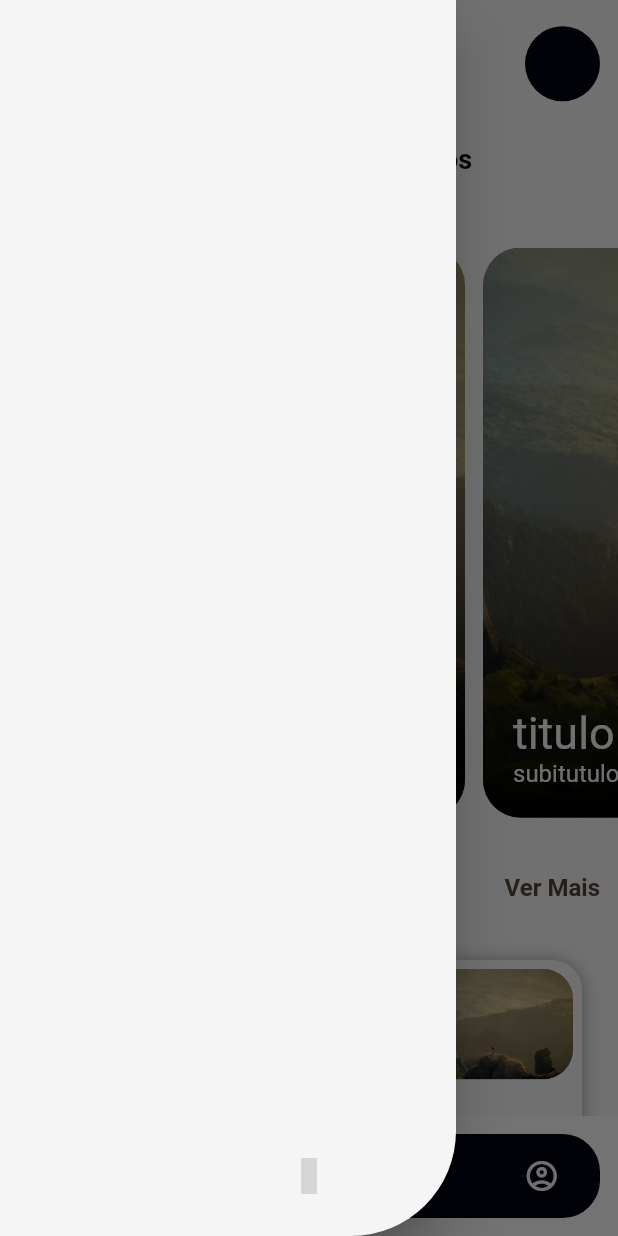
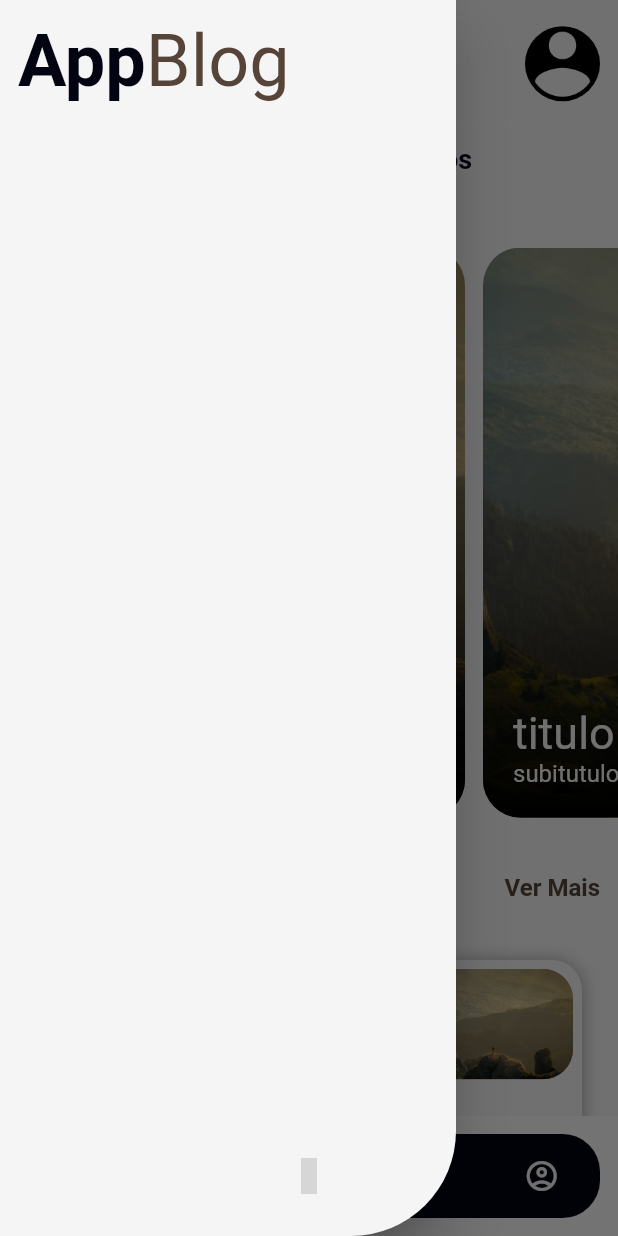
Before and after one commit to Markfgui675/app_blog, a Flutter app: the screen it shows after launch, with the side drawer open, on a phone screen of 412 x 824 dp. Run offline on Flutter 3.47's test engine with Material 2 defaults, Android fonts, the phone set to English and light mode, and no system bars; drawn by our look-alikes of flutter_snake_navigationbar; our stand-ins replace cloud_firestore, firebase_auth, firebase_core, flutter_mobx, get, google_fonts and 4 more; missing offline and left inert: advanced_icon; accounts and stored records are empty; generated files the repository leaves out were written again; Roboto replaces fonts that are missing (Alexandria, Alice); grey boxes are pictures that could not be loaded.

Commit message:
Style:
estilização da logo do app e do drawer.

```diff
--- /dev/null
+++ b/lib/View/common/logo.dart
@@ -0,0 +1,27 @@
+import 'package:flutter/material.dart';
+import '../resources/color_manager.dart';
+import '../resources/style_manager.dart';
+
+class LogoApp extends StatelessWidget {
+  double fontSize;
+  bool center;
+
+  LogoApp({super.key, this.fontSize = 48, this.center = true});
+
+  @override
+  Widget build(BuildContext context) {
+    return Row(
+      mainAxisAlignment: center ? MainAxisAlignment.center : MainAxisAlignment.start,
+      children: [
+        Text(
+          'App',
+          style: getAlexandriaStyle(color: ColorManager.preto, fontSize: fontSize),
+        ),
+        Text(
+          'Blog',
+          style: getAliceStyle(color: ColorManager.marrom, fontSize: fontSize),
+        )
+      ],
+    );
+  }
+}
--- /dev/null
+++ b/lib/View/home/drawer.dart
@@ -0,0 +1,24 @@
+import 'package:app_blog/View/common/logo.dart';
+import 'package:app_blog/View/resources/values_manager.dart';
+import 'package:flutter/material.dart';
+
+class DrawerWidget extends StatelessWidget {
+  const DrawerWidget({Key? key}) : super(key: key);
+
+  @override
+  Widget build(BuildContext context) {
+    return SafeArea(
+      child: Container(
+        padding: const EdgeInsets.all(AppPadding.p12),
+        width: double.infinity,
+        height: MediaQuery.of(context).size.height,
+        child: Column(
+          crossAxisAlignment: CrossAxisAlignment.start,
+          children: [
+            LogoApp(fontSize: AppSize.s48, center: false)
+          ],
+        ),
+      )
+    );
+  }
+}
--- a/lib/View/home/home_page.dart
+++ b/lib/View/home/home_page.dart
@@ -1,3 +1,4 @@
+import 'package:app_blog/View/common/logo.dart';
 import 'package:app_blog/View/inicio/inicio_page.dart';
 import 'package:app_blog/View/notificacao/notifica_page.dart';
 import 'package:app_blog/View/resources/assets_manager.dart';
@@ -11,6 +12,7 @@ import 'package:flutter_snake_navigationbar/flutter_snake_navigationbar.dart';
 import 'package:line_icons/line_icon.dart';
 import '../conta/conta_page.dart';
 import '../resources/color_manager.dart';
+import 'drawer.dart';
 
 class HomePage extends StatefulWidget {
   const HomePage({super.key});
@@ -55,6 +57,8 @@ class _HomePageState extends State<HomePage> {
         backgroundColor: ColorManager.branco,
         elevation: 0,
         toolbarHeight: AppSize.s85,
+        title: LogoApp(fontSize: AppSize.s18,),
+        centerTitle: true,
         actions: [
           GestureDetector(
             onTap: () => setState(() {
@@ -63,8 +67,9 @@ class _HomePageState extends State<HomePage> {
             child: const Padding(
               padding: EdgeInsets.all(AppPadding.p12),
               child: CircleAvatar(
-                backgroundColor: ColorManager.preto,
+                backgroundColor: ColorManager.branco,
                 maxRadius: AppSize.s25,
+                backgroundImage: AssetImage(AssetsManager.defaultAccount),
               ),
             ),
           )
@@ -90,7 +95,7 @@ class _HomePageState extends State<HomePage> {
         shape: const RoundedRectangleBorder(
             borderRadius: BorderRadius.only(bottomRight: Radius.circular(AppSize.s70))
         ),
-        child: Container(),
+        child: DrawerWidget(),
       ),
       body: _pages[_selectedItemPosition],
       bottomNavigationBar: SnakeNavigationBar.color(
--- a/lib/View/resources/strings_manager.dart
+++ b/lib/View/resources/strings_manager.dart
@@ -1,6 +1,7 @@
 class AppStrings{
 
   static const String routeNotFound = 'Rota não encontrada';
+  static const String appBlog = 'AppBlog';
   static const String inicio= 'Inícios';
   static const String salvos = 'Salvos';
   static const String notificacoes = 'Notificações';
```
